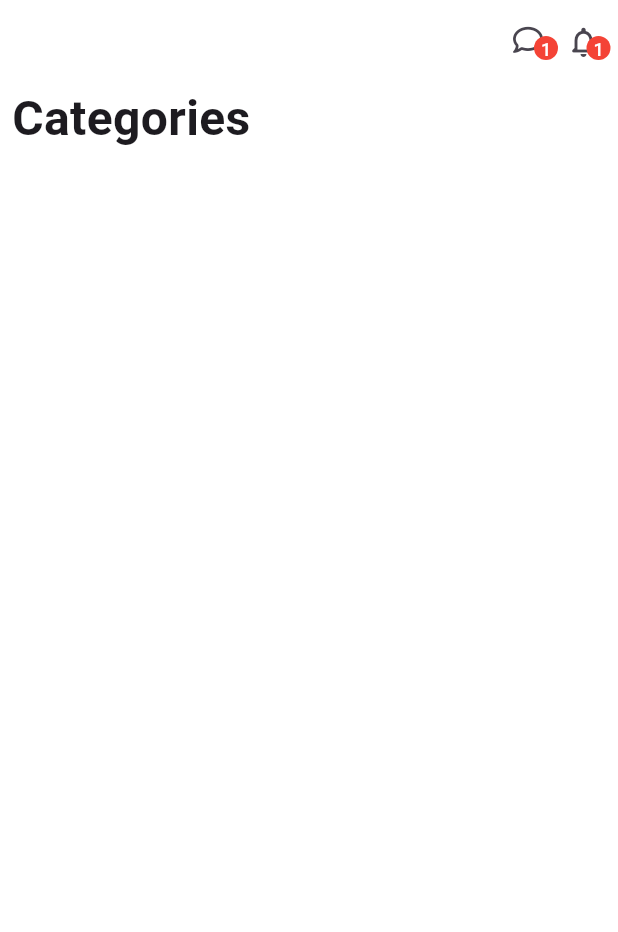
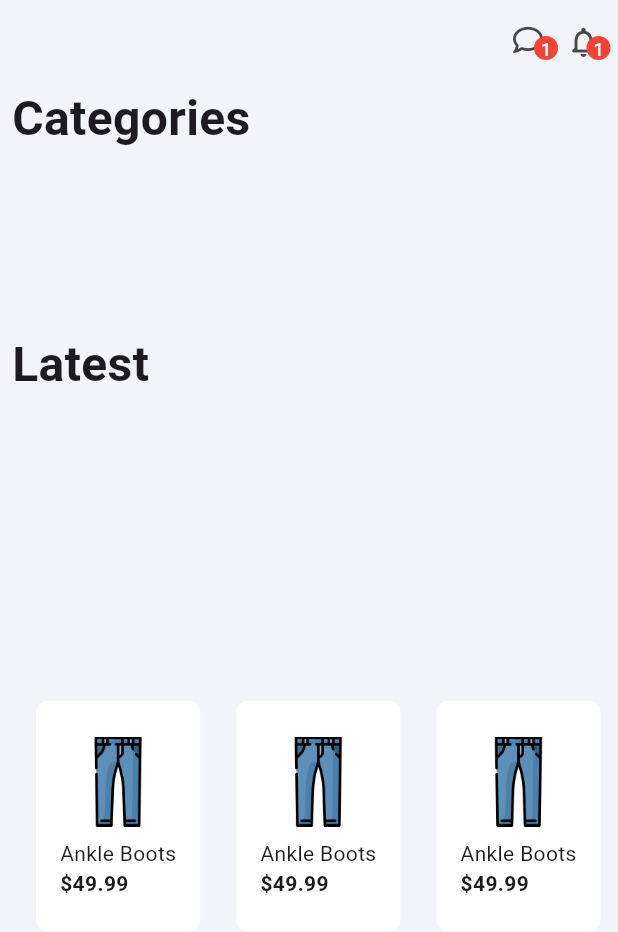
Before and after one commit to AliaaAbdelkarimBastawy/ShopifyApp, a Flutter app: the HomeView screen opened by its route, on a phone screen of 412 x 824 dp. Shown: the top 932 px of the screen. Run offline on Flutter 3.47's test engine with Material 3 defaults, Android fonts, the phone set to English and light mode, and no system bars; our stand-ins replace cloud_firestore, firebase_auth, firebase_core, font_awesome_flutter, modal_progress_hud_nsn; accounts and stored records are empty.

Commit message:
"MainScreen is Updated!"

```diff
--- a/lib/Views/HomeView.dart
+++ b/lib/Views/HomeView.dart
@@ -13,6 +13,7 @@ import 'package:shopify_app/services/GetCategoryService.dart';
 
 
 
+import '../components/CustomProductsItem.dart';
 import '../main.dart';
 
 class HomeView extends StatefulWidget {
@@ -35,9 +36,9 @@ class _HomeViewState extends State<HomeView> {
   @override
   Widget build(BuildContext context) {
     return Scaffold(
-      backgroundColor:  Colors.white,
+      backgroundColor: const Color(0XFFF3F4F7),
       appBar: AppBar(
-        backgroundColor: Colors.white,
+        backgroundColor:const Color(0XFFF3F4F7),
         actions:const [
           SizedBox(
             height: 24,
@@ -95,7 +96,7 @@ class _HomeViewState extends State<HomeView> {
                   style: TextStyle(fontSize: 32, fontWeight: FontWeight.bold),
                 )),
                 const SizedBox(
-              height: 10,
+              height: 8,
             ),
                 Consumer<Model>(
               builder: (BuildContext context, Model value, Widget? child) {
@@ -117,12 +118,19 @@ class _HomeViewState extends State<HomeView> {
               },
             ),
                 const SizedBox(
-              height: 20,
+                  height: 10,
                 ),
+                const Align(
+                    alignment: Alignment.topLeft,
+                    child: Text(
+                      "Latest",
+                      style: TextStyle(fontSize: 32, fontWeight: FontWeight.bold),
+                    )),
+                const SizedBox(height: 8,),
                 Consumer<Model>(
               builder: (BuildContext context, Model value, Widget? child) {
                 return SizedBox(
-                  height: 180,
+                  height: 175,
                   child: ListView.builder(
                       itemCount: value.adsList.length,
                       scrollDirection: Axis.horizontal,
@@ -137,6 +145,22 @@ class _HomeViewState extends State<HomeView> {
                 );
               },
             ),
+                const SizedBox(
+                  height: 10,
+                ),
+                SizedBox(
+                  height: 170,
+                  child: ListView.builder(
+                      itemCount: 4,
+                      scrollDirection: Axis.horizontal,
+                      itemBuilder: (context, index) {
+                        return const Padding(
+                          padding: EdgeInsets.only(left: 8.0),
+                          child: CustomProductsItem()
+                        );
+                      }),
+                ),
+
             // const SizedBox(height: 20,),
           ])),
     );
--- /dev/null
+++ b/lib/components/CustomProductsItem.dart
@@ -0,0 +1,38 @@
+import 'package:flutter/cupertino.dart';
+import 'package:flutter/material.dart';
+
+class CustomProductsItem extends StatelessWidget {
+  const CustomProductsItem({
+    super.key,
+  });
+
+  @override
+  Widget build(BuildContext context) {
+    return Container(
+      decoration: BoxDecoration(
+        color: Colors.white,
+        borderRadius: BorderRadius.circular(16),
+        border: Border.all(
+          width: 8,
+          color: const Color(0XFFF3F4F7),
+        ),
+      ),
+      child:  Padding(
+          padding: const EdgeInsets.all(16.0),
+          child: Column(children: [
+            const SizedBox(height: 8,),
+            Image.asset("assets/images/pants.png", width: 60, height: 60,),
+            const Column(
+              mainAxisAlignment: MainAxisAlignment.center,
+              crossAxisAlignment: CrossAxisAlignment.start,
+              children: [
+                SizedBox(height: 8,),
+                Text("Ankle Boots"),
+                Text(r"$49.99",
+                  style: TextStyle(fontWeight: FontWeight.bold),),
+              ],),
+          ],)
+      ),
+    );
+  }
+}
```
Also changed, not shown: lib/components/CustomAdsItem.dart (+42 -4 lines), assets/images/summer.webp (added), assets/images/winter.jpeg (added). Lines whose indentation alone changed are shown as unchanged.
